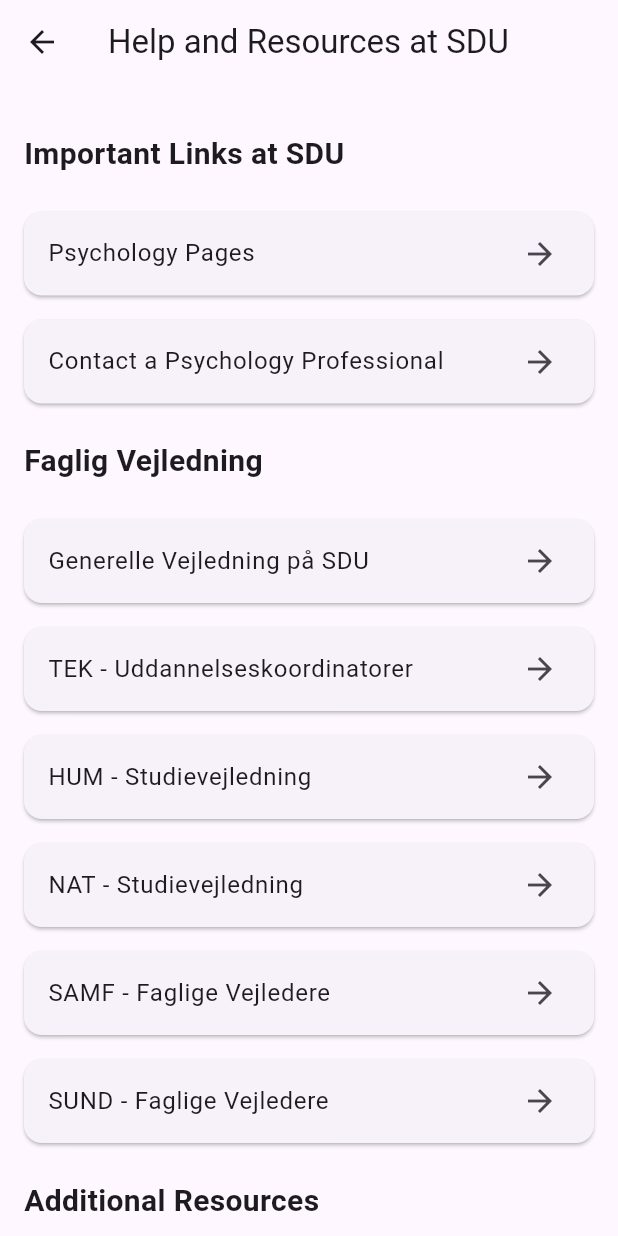
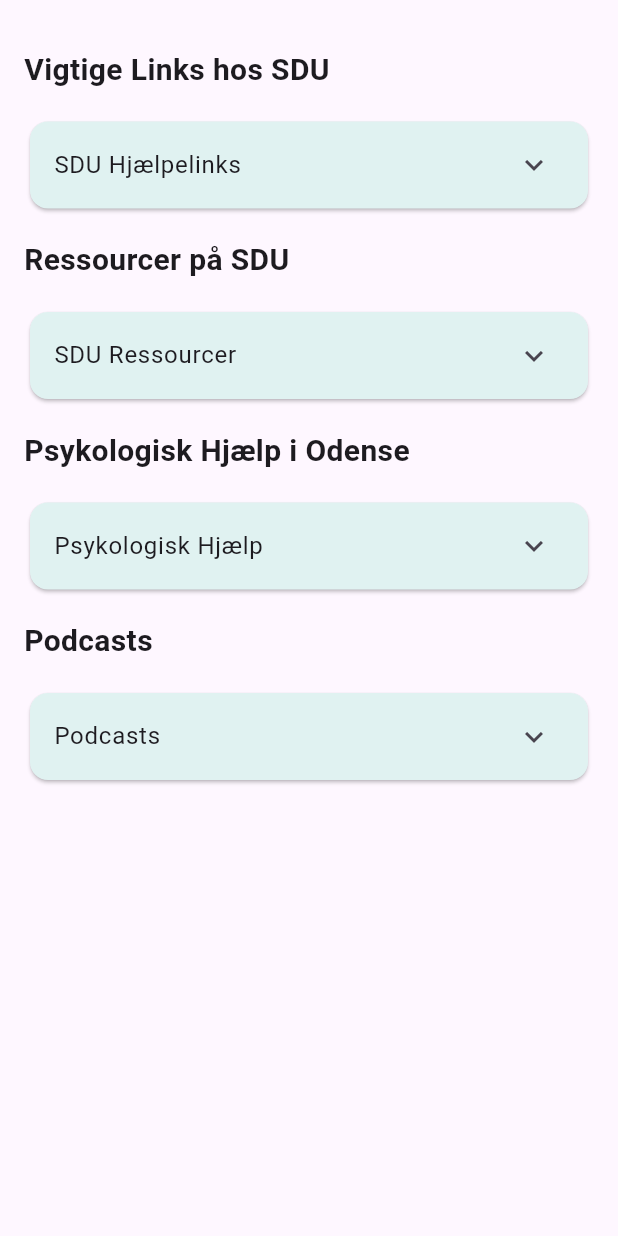
Before and after one commit to simonplatz/Compassion-App, a Flutter app: the HelpPage screen opened directly, on a phone screen of 412 x 824 dp. Run offline on Flutter 3.47's test engine with Material 3 defaults, Android fonts, the phone set to English and light mode, and no system bars; our stand-ins replace audioplayers, geolocator, google_maps_flutter, smooth_page_indicator, sqflite, table_calendar and 1 more; accounts and stored records are empty.

Commit message:
updated visual on location and help

```diff
--- a/compassionapp/compassionapp/lib/components/help_page.dart
+++ b/compassionapp/compassionapp/lib/components/help_page.dart
@@ -1,3 +1,4 @@
+import 'package:compassionapp/styling_component/styling_comp.dart';
 import 'package:flutter/material.dart';
 import 'package:url_launcher/url_launcher.dart';
 
@@ -7,36 +8,17 @@
   @override
   Widget build(BuildContext context) {
     return Scaffold(
-      appBar: AppBar(
-        title: const Text('Help and Resources at SDU'),
-      ),
       body: ListView(
         padding: const EdgeInsets.all(16.0),
         children: [
-          _buildSectionTitle('Important Links at SDU'),
-          _buildLinkCard('Psychology Pages', Uri.parse('https://example.com/psychology')),
-          _buildLinkCard('Contact a Psychology Professional', Uri.parse('https://example.com/contact-psychology')),
-          _buildSectionTitle('Faglig Vejledning'),
-          _buildLinkCard('Generelle Vejledning på SDU', Uri.parse('https://example.com/general-guidance')),
-          _buildLinkCard('TEK - Uddannelseskoordinatorer', Uri.parse('https://example.com/tek-guidance')),
-          _buildLinkCard('HUM - Studievejledning', Uri.parse('https://example.com/hum-guidance')),
-          _buildLinkCard('NAT - Studievejledning', Uri.parse('https://example.com/nat-guidance')),
-          _buildLinkCard('SAMF - Faglige Vejledere', Uri.parse('https://example.com/samf-guidance')),
-          _buildLinkCard('SUND - Faglige Vejledere', Uri.parse('https://example.com/sund-guidance')),
-          _buildSectionTitle('Additional Resources'),
-          _buildLinkCard('SPS-kontoret', Uri.parse('https://example.com/sps')),
-          _buildLinkCard('Studievalg Danmark', Uri.parse('https://example.com/studievalg')),
-          _buildLinkCard('Studielivet Podcast', Uri.parse('https://example.com/studielivet-podcast')),
-          _buildLinkCard('Karriereland Podcast', Uri.parse('https://example.com/karriereland-podcast')),
-          _buildLinkCard('Trusler og Vold', Uri.parse('https://example.com/trusler-vold')),
-          _buildLinkCard('Psykologisk Rådgivning for Medarbejdere', Uri.parse('https://example.com/psychological-counseling')),
-          _buildLinkCard('Ventilen Odense', Uri.parse('https://example.com/ventilen-odense')),
-          _buildLinkCard('Livslinien', Uri.parse('https://example.com/livslinien')),
-          _buildLinkCard('Ungeilbuds Netværket', Uri.parse('https://example.com/ungeilbuds-netvaerket')),
-          _buildLinkCard('Psykologteamet v. Odense Kommune', Uri.parse('https://example.com/psychologist-odense')),
-          _buildLinkCard('Odense Socialkompas', Uri.parse('https://example.com/socialkompas')),
-          _buildLinkCard('AktivOdense', Uri.parse('https://example.com/aktivodense')),
-          _buildLinkCard('Studenterforeninger på SDU Odense', Uri.parse('https://example.com/student-associations')),
+          _buildSectionTitle('Vigtige Links hos SDU'),
+          _buildSDUHelpDropdown(),
+          _buildSectionTitle('Ressourcer på SDU'),
+          _buildSDUResourcesDropdown(),
+          _buildSectionTitle('Psykologisk Hjælp i Odense'),
+          _buildPsychologicalHelpDropdown(),
+          _buildSectionTitle('Podcasts'),
+          _buildPodcastsDropdown(),
         ],
       ),
     );
@@ -55,6 +37,7 @@
   Widget _buildLinkCard(String title, Uri url) {
     return Card(
       margin: const EdgeInsets.symmetric(vertical: 8.0),
+      color: Colors.teal[100],
       child: ListTile(
         title: Text(title),
         trailing: const Icon(Icons.arrow_forward),
@@ -68,4 +51,66 @@
       ),
     );
   }
+
+  Widget _buildSDUHelpDropdown() {
+    return Card(
+      color: Colors.teal[50],
+      child: ExpansionTile(
+        title: const Text('SDU Hjælpelinks'),
+        children: [
+          _buildLinkCard('Generelle Vejledning på SDU', Uri.parse('https://mitsdu.dk/da/mit_studie/bachelor/pdi_productdevelopmentinno_bachelor/vejledning-og-support/vejledning?')),
+          _buildLinkCard('TEK - Uddannelseskoordinatorer', Uri.parse('https://sdunet.dk/da/enheder/tek/uddannelseskoordinatorer')),
+          _buildLinkCard('HUM - Studievejledning', Uri.parse('https://mitsdu.dk/da/mit_studie/bachelor/hum/studievejledning')),
+          _buildLinkCard('NAT - Studievejledning', Uri.parse('https://mitsdu.dk/da/mit_studie/bachelor/nat/studievejledning')),
+          _buildLinkCard('SAMF - Faglige Vejledere', Uri.parse('https://mitsdu.dk/da/mit_studie/bachelor/samf/faglige_vejledere')),
+          _buildLinkCard('SUND - Faglige Vejledere', Uri.parse('https://mitsdu.dk/da/mit_studie/bachelor/sund/faglige_vejledere')),
+        ],
+      ),
+    );
+  }
+
+  Widget _buildSDUResourcesDropdown() {
+    return Card(
+      color: Colors.teal[50],
+      child: ExpansionTile(
+        title: const Text('SDU Ressourcer'),
+        children: [
+          _buildLinkCard('Psykologisk Rådgivning for Medarbejdere', Uri.parse('https://sdunet.dk/da/servicesider/hr/arbejdsmiljoe/hvordan_kan_vi_arbejde_med_arbejdsmiljoe/psykisk-arbejdsmiljoe/psykologisk-raadgivning?')),
+          _buildLinkCard('Studievalg Danmark', Uri.parse('https://studievalg.dk/?')),
+          _buildLinkCard('Trusler og Vold', Uri.parse('https://sdunet.dk/da/servicesider/beredskab-paa-sdu/trusler-vold?')),
+          _buildLinkCard('Studenterforeninger på SDU Odense', Uri.parse('https://mitsdu.dk/da/mit_studie/kandidat/kultur_og_formidling/studieliv/odense/studenterforeninger?')),
+        ],
+      ),
+    );
+  }
+
+  Widget _buildPsychologicalHelpDropdown() {
+    return Card(
+      color: Colors.teal[50],
+      child: ExpansionTile(
+        title: const Text('Psykologisk Hjælp'),
+        children: [
+          _buildLinkCard('Ventilen Odense', Uri.parse('https://example.com/ventilen-odense')),
+          _buildLinkCard('Livslinien', Uri.parse('https://www.livslinien.dk/')),
+          _buildLinkCard('Unge tilbuds Netværket', Uri.parse('https://www.odense.dk/pio/find-tilbud/ungetilbuds-netvaerket?')),
+          _buildLinkCard('Psykologteamet v. Odense Kommune', Uri.parse('https://www.odense.dk/borger/familie-boern-og-unge/boern-og-unge-med-saerlige-behov/psykologtilbud-til-unge?')),
+          _buildLinkCard('Odense Socialkompas', Uri.parse('https://odense.socialkompas.dk/?')),
+          _buildLinkCard('AktivOdense', Uri.parse('https://aktivodense.dk/alle-foreninger?acnid=&afgid=&afid=&cid=1b441b9a-0e0f-424a-9fc2-3a46177cad0e&pcn=')),
+        ],
+      ),
+    );
+  }
+
+  Widget _buildPodcastsDropdown() {
+    return Card(
+      color: Colors.teal[50],
+      child: ExpansionTile(
+        title: const Text('Podcasts'),
+        children: [
+          _buildLinkCard('Studielivet Podcast', Uri.parse('https://open.spotify.com/show/5xJrH0O5u4nBqn0xWIUVKY?')),
+          _buildLinkCard('Karriereland Podcast', Uri.parse('https://mitsdu.dk/da/karriereland?')),
+        ],
+      ),
+    );
+  }
 }
--- a/compassionapp/compassionapp/lib/components/therapy_page.dart
+++ b/compassionapp/compassionapp/lib/components/therapy_page.dart
@@ -1,4 +1,3 @@
-import 'package:compassionapp/GlobalState/state_component.dart';
 import 'package:compassionapp/features/courses/courseManager.dart';
 import 'package:flutter/material.dart';
 import 'package:provider/provider.dart';
@@ -9,7 +8,6 @@
 
   @override
   Widget build(BuildContext context) {
-    final appState = Provider.of<AppState>(context);
     return Consumer<CourseManager>(
       builder: (context, courseManager, child) {
         final course = courseManager.getCourseByName(courseName);
--- a/compassionapp/compassionapp/lib/features/courses/CourseData/compassionTherapy.dart
+++ b/compassionapp/compassionapp/lib/features/courses/CourseData/compassionTherapy.dart
@@ -251,7 +251,6 @@
 
   @override
   Widget build(BuildContext context) {
-    final courseManager = Provider.of<CourseManager>(context);
 
     return Scaffold(
       body: CustomScrollView(
--- a/compassionapp/compassionapp/lib/styling_component/styling_comp.dart
+++ b/compassionapp/compassionapp/lib/styling_component/styling_comp.dart
@@ -1,12 +1,13 @@
 import 'package:flutter/material.dart';
 
 class StyledCard extends StatelessWidget {
- final Widget child;
+  final Widget child;
   final EdgeInsetsGeometry? margin;
   final EdgeInsetsGeometry? padding;
   final BorderRadiusGeometry? borderRadius;
   final double? elevation;
   final ShapeBorder? shape;
+  final Color? color;
 
   const StyledCard({
     super.key,
@@ -16,6 +17,7 @@
     this.borderRadius,
     this.elevation,
     this.shape,
+    this.color,
   });
 
   @override
@@ -27,6 +29,7 @@
             borderRadius: borderRadius ?? BorderRadius.circular(30.0),
           ),
       elevation: elevation ?? 4.0,
+      color: color ?? Colors.teal[50], // Use the color property or default to teal[50]
       child: Padding(
         padding: padding ?? const EdgeInsets.all(7.0),
         child: child,
```
Also changed, not shown: compassionapp/compassionapp/lib/components/location_page.dart (+14 -7 lines), compassionapp/compassionapp/lib/tests/Mindfulcourse_test.dart (+35 -14 lines).
